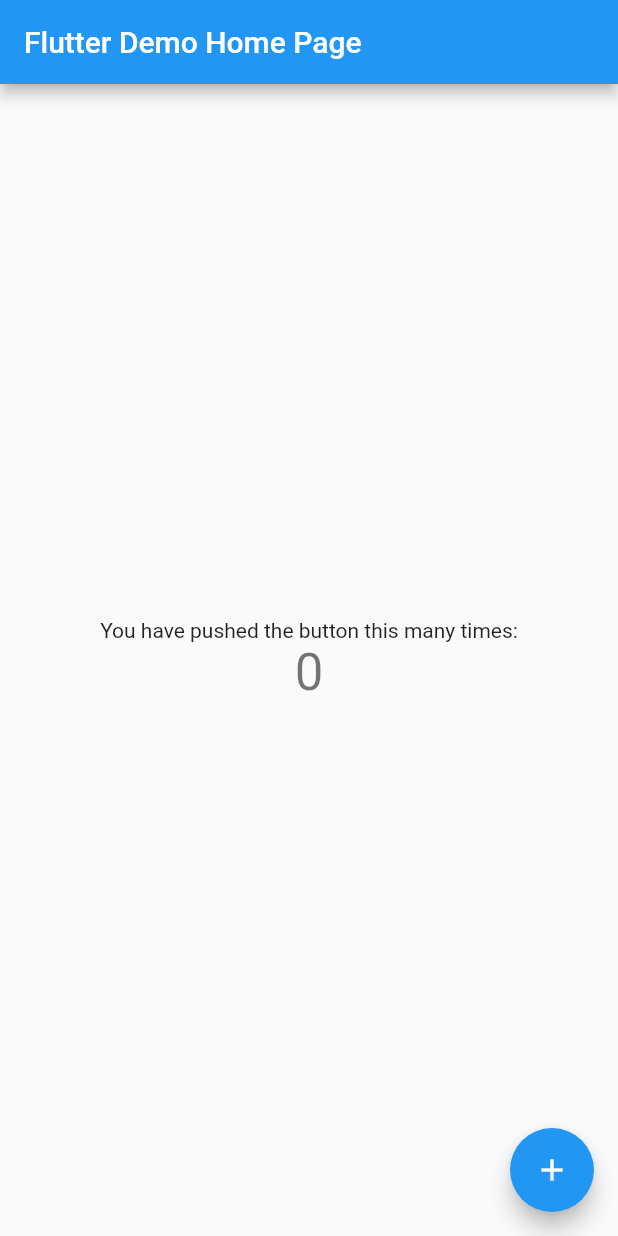
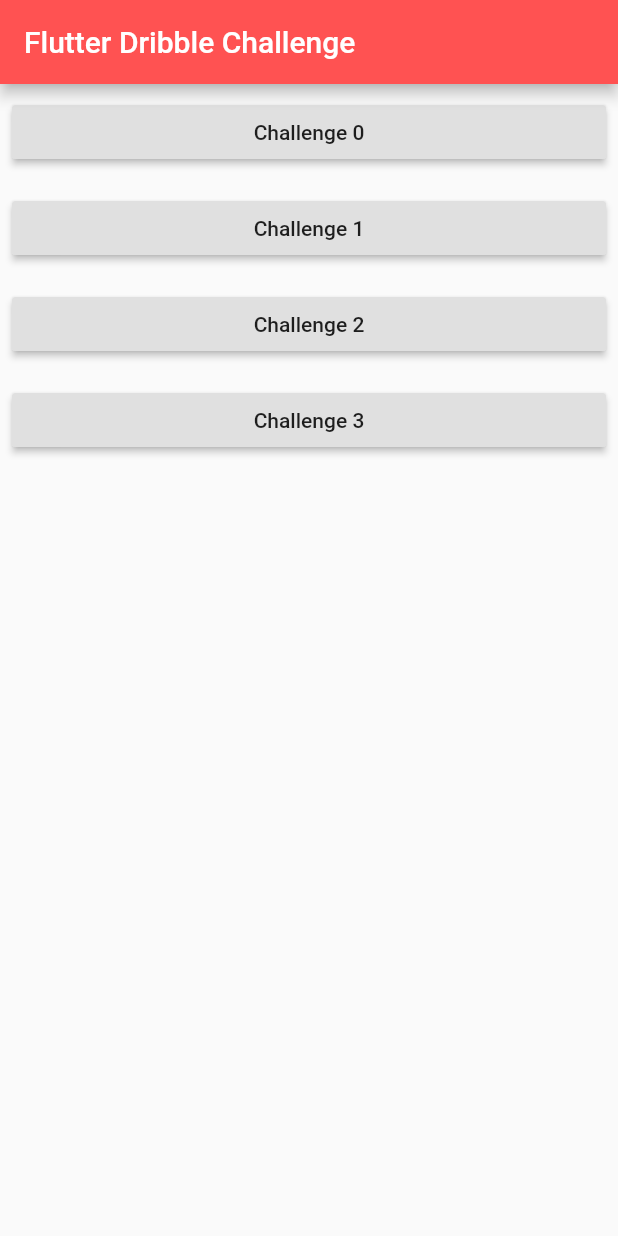
Before and after one commit to hatai/flutter_dribbledesign_challenge, a Flutter app: the screen it shows after launch, on a phone screen of 412 x 824 dp. Run offline on Flutter 3.47's test engine with Material 2 defaults, Android fonts, the phone set to English and light mode, and no system bars; our stand-ins replace charts_flutter.

Commit message:
create challenge 2

```diff
--- a/lib/main.dart
+++ b/lib/main.dart
@@ -1,41 +1,34 @@
+import 'package:dribbble_challenge/challenge0/screens/payment_screen.dart';
+import 'package:dribbble_challenge/challenge1/screens/challenge_one_screen.dart';
 import 'package:flutter/material.dart';
 
 void main() => runApp(MyApp());
 
 class MyApp extends StatelessWidget {
-  // This widget is the root of your application.
   @override
   Widget build(BuildContext context) {
     return MaterialApp(
       title: 'Flutter Demo',
+      debugShowCheckedModeBanner: false,
       theme: ThemeData(
-        // This is the theme of your application.
-        //
-        // Try running your application with "flutter run". You'll see the
-        // application has a blue toolbar. Then, without quitting the app, try
-        // changing the primarySwatch below to Colors.green and then invoke
-        // "hot reload" (press "r" in the console where you ran "flutter run",
-        // or simply save your changes to "hot reload" in a Flutter IDE).
-        // Notice that the counter didn't reset back to zero; the application
-        // is not restarted.
-        primarySwatch: Colors.blue,
+        primarySwatch: Colors.red,
+        primaryColor: Colors.redAccent,
+        brightness: Brightness.light,
       ),
-      home: MyHomePage(title: 'Flutter Demo Home Page'),
+      initialRoute: '/',
+      routes: {
+        '/': (context) => MyHomePage(),
+        '/challenge0': (context) => PaymentScreen(),
+        '/challenge1': (context) => ChallengeOneScreen(),
+        '/challenge2': (context) => MyHomePage(),
+        '/challenge3': (context) => MyHomePage()
+      },
     );
   }
 }
 
 class MyHomePage extends StatefulWidget {
   MyHomePage({Key key, this.title}) : super(key: key);
-
-  // This widget is the home page of your application. It is stateful, meaning
-  // that it has a State object (defined below) that contains fields that affect
-  // how it looks.
-
-  // This class is the configuration for the state. It holds the values (in this
-  // case the title) provided by the parent (in this case the App widget) and
-  // used by the build method of the State. Fields in a Widget subclass are
-  // always marked "final".
 
   final String title;
 
@@ -44,68 +37,28 @@ class MyHomePage extends StatefulWidget {
 }
 
 class _MyHomePageState extends State<MyHomePage> {
-  int _counter = 0;
-
-  void _incrementCounter() {
-    setState(() {
-      // This call to setState tells the Flutter framework that something has
-      // changed in this State, which causes it to rerun the build method below
-      // so that the display can reflect the updated values. If we changed
-      // _counter without calling setState(), then the build method would not be
-      // called again, and so nothing would appear to happen.
-      _counter++;
-    });
-  }
-
   @override
   Widget build(BuildContext context) {
-    // This method is rerun every time setState is called, for instance as done
-    // by the _incrementCounter method above.
-    //
-    // The Flutter framework has been optimized to make rerunning build methods
-    // fast, so that you can just rebuild anything that needs updating rather
-    // than having to individually change instances of widgets.
     return Scaffold(
       appBar: AppBar(
-        // Here we take the value from the MyHomePage object that was created by
-        // the App.build method, and use it to set our appbar title.
-        title: Text(widget.title),
+        backgroundColor: Colors.redAccent,
+        title: Text('Flutter Dribble Challenge'),
       ),
-      body: Center(
-        // Center is a layout widget. It takes a single child and positions it
-        // in the middle of the parent.
-        child: Column(
-          // Column is also a layout widget. It takes a list of children and
-          // arranges them vertically. By default, it sizes itself to fit its
-          // children horizontally, and tries to be as tall as its parent.
-          //
-          // Invoke "debug painting" (press "p" in the console, choose the
-          // "Toggle Debug Paint" action from the Flutter Inspector in Android
-          // Studio, or the "Toggle Debug Paint" command in Visual Studio Code)
-          // to see the wireframe for each widget.
-          //
-          // Column has various properties to control how it sizes itself and
-          // how it positions its children. Here we use mainAxisAlignment to
-          // center the children vertically; the main axis here is the vertical
-          // axis because Columns are vertical (the cross axis would be
-          // horizontal).
-          mainAxisAlignment: MainAxisAlignment.center,
-          children: <Widget>[
-            Text(
-              'You have pushed the button this many times:',
+      body: ListView.builder(
+        itemBuilder: (context, index) {
+          return Padding(
+            padding: const EdgeInsets.all(8.0),
+            child: RaisedButton(
+              child: Text('Challenge $index'),
+              onPressed: () {
+                Navigator.of(context).pushNamed('/challenge$index');
+              },
             ),
-            Text(
-              '$_counter',
-              style: Theme.of(context).textTheme.display1,
-            ),
-          ],
-        ),
+          );
+        },
+        itemCount: 4,
+        shrinkWrap: true,
       ),
-      floatingActionButton: FloatingActionButton(
-        onPressed: _incrementCounter,
-        tooltip: 'Increment',
-        child: Icon(Icons.add),
-      ), // This trailing comma makes auto-formatting nicer for build methods.
     );
   }
 }
```
Also changed, not shown: lib/challenge1/screens/blank_screen.dart (added, +21 -0 lines), lib/challenge1/screens/challenge_one_screen.dart (added, +229 -0 lines), pubspec.lock, 1 other file.
